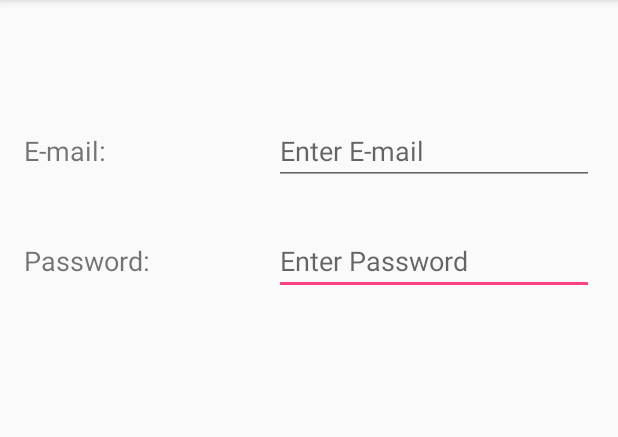
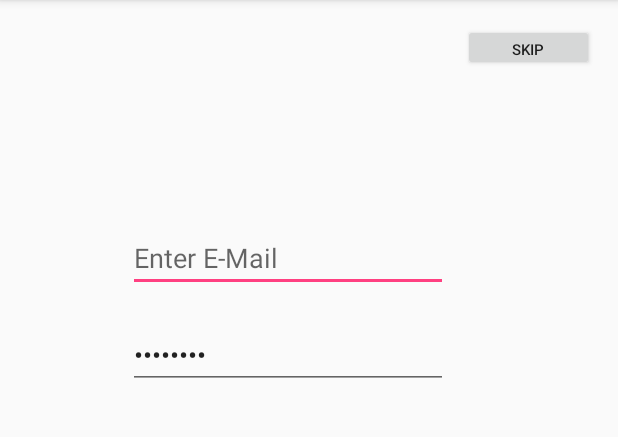
Before and after one commit to orkunsoylu/BringIt, an Android app: the screen it shows after launch (LoginActivity), on a phone screen of 412 x 824 dp, the part 84-521 px from its top. Run offline under Robolectric (Android 15) with nearby library versions, the phone set to English and light mode, and no system bars; our stand-ins replace Firebase (no records; nobody signed in at launch, a user with empty details on screens opened directly).

Commit message:
HomeActivity base and Login Activity

```diff
--- /dev/null
+++ b/app/src/main/java/com/example/orkunsoylu/bringit/HomeActivity.java
@@ -0,0 +1,98 @@
+package com.example.orkunsoylu.bringit;
+
+import android.content.Intent;
+import android.content.SharedPreferences;
+import android.support.annotation.NonNull;
+import android.support.v7.app.AppCompatActivity;
+import android.os.Bundle;
+import android.util.Log;
+import android.widget.Toast;
+
+import com.google.android.gms.tasks.OnCompleteListener;
+import com.google.android.gms.tasks.Task;
+import com.google.firebase.auth.AuthResult;
+import com.google.firebase.auth.FirebaseAuth;
+import com.google.firebase.auth.FirebaseUser;
+
+import static com.example.orkunsoylu.bringit.Constants.*;
+
+public class HomeActivity extends AppCompatActivity {
+    private FirebaseAuth mAuth;
+    private FirebaseAuth.AuthStateListener mAuthListener;
+    private static final String TAG = "HomeActivity";
+    @Override
+    protected void onCreate(Bundle savedInstanceState) {
+        super.onCreate(savedInstanceState);
+        setContentView(R.layout.activity_home);
+        boolean check = getIntent().getBooleanExtra("CHECK", false);
+        SharedPreferences preferences = getSharedPreferences(PREFERENCE_NAME, MODE_PRIVATE);
+        String usernameCheck = preferences.getString(PREFERENCE_USERNAME, null);
+        String passwordCheck = preferences.getString(PREFERENCE_PASSWORD, null);
+        if (!check) {
+            if (usernameCheck == null || passwordCheck == null) {
+                Intent intent = new Intent(HomeActivity.this, LoginActivity.class);
+                startActivityForResult(intent, ANSWER_REQUEST);
+            }
+        }
+        mAuth = FirebaseAuth.getInstance();
+        mAuthListener = new FirebaseAuth.AuthStateListener() {
+            @Override
+            public void onAuthStateChanged(@NonNull FirebaseAuth firebaseAuth) {
+                FirebaseUser user = firebaseAuth.getCurrentUser();
+                if (user != null) {
+                    // User is signed in
+                    Log.d(TAG, "onAuthStateChanged:signed_in:" + user.getUid());
+                } else {
+                    // User is signed out
+                    Log.d(TAG, "onAuthStateChanged:signed_out");
+                }
+                // ...
+            }
+        };
+    }
+
+    @Override
+    protected void onActivityResult(int requestCode, int resultCode, Intent data) {
+        if (requestCode == ANSWER_REQUEST) {
+            if (resultCode == RESULT_OK) {
+                String email = data.getStringExtra("EMAIL");
+                String password = data.getStringExtra("PASSWORD");
+                mAuth.signInWithEmailAndPassword(email, password)
+                        .addOnCompleteListener(this, new OnCompleteListener<AuthResult>() {
+                            @Override
+                            public void onComplete(@NonNull Task<AuthResult> task) {
+                                Log.d(TAG, "signInWithEmail:onComplete:" + task.isSuccessful());
+
+                                // If sign in fails, display a message to the user. If sign in succeeds
+                                // the auth state listener will be notified and logic to handle the
+                                // signed in user can be handled in the listener.
+                                if (!task.isSuccessful()) {
+                                    Log.w(TAG, "signInWithEmail:failed", task.getException());
+                                    Toast.makeText(HomeActivity.this, R.string.auth_failed,
+                                            Toast.LENGTH_SHORT).show();
+                                }
+
+                                // ...
+                            }
+                        });
+            }
+            if (resultCode == RESULT_CANCELED) {
+                //Guest View
+            }
+        }
+    }
+
+    @Override
+    public void onStart() {
+        super.onStart();
+        mAuth.addAuthStateListener(mAuthListener);
+    }
+
+    @Override
+    public void onStop() {
+        super.onStop();
+        if (mAuthListener != null) {
+            mAuth.removeAuthStateListener(mAuthListener);
+        }
+    }
+}
--- a/app/src/main/res/layout/activity_login.xml
+++ b/app/src/main/res/layout/activity_login.xml
@@ -1,58 +1,49 @@
 <?xml version="1.0" encoding="utf-8"?>
-<RelativeLayout xmlns:android="http://schemas.android.com/apk/res/android"
+<android.support.constraint.ConstraintLayout xmlns:android="http://schemas.android.com/apk/res/android"
+    xmlns:app="http://schemas.android.com/apk/res-auto"
     xmlns:tools="http://schemas.android.com/tools"
-    android:id="@+id/activity_login"
     android:layout_width="match_parent"
     android:layout_height="match_parent"
-    android:paddingBottom="@dimen/activity_vertical_margin"
-    android:paddingLeft="@dimen/activity_horizontal_margin"
-    android:paddingRight="@dimen/activity_horizontal_margin"
-    android:paddingTop="@dimen/activity_vertical_margin"
     tools:context="com.example.orkunsoylu.bringit.LoginActivity">
 
     <EditText
+        android:id="@+id/emailText"
+        android:layout_width="0dp"
+        android:layout_height="wrap_content"
+        android:layout_marginLeft="85dp"
+        android:layout_marginTop="149dp"
+        android:ems="10"
+        android:hint="Enter E-Mail"
+        android:imeOptions="actionNext"
+        android:inputType="textEmailAddress"
+        app:layout_constraintLeft_toLeftOf="parent"
+        app:layout_constraintTop_toTopOf="parent" />
+
+    <EditText
+        android:id="@+id/passwordText"
         android:layout_width="wrap_content"
         android:layout_height="wrap_content"
+        android:ems="10"
         android:inputType="textPassword"
-        android:ems="10"
-        android:layout_below="@+id/emailText"
-        android:layout_alignParentRight="true"
-        android:layout_alignParentEnd="true"
-        android:layout_marginTop="28dp"
-        android:id="@+id/passwordText"
-        android:hint="Enter Password" />
+        android:text="Password"
+        android:layout_marginRight="0dp"
+        android:imeOptions="actionDone"
+        app:layout_constraintRight_toRightOf="@+id/emailText"
+        android:layout_marginTop="19dp"
+        app:layout_constraintTop_toBottomOf="@+id/emailText"
+        android:layout_marginLeft="8dp"
+        app:layout_constraintLeft_toLeftOf="@+id/emailText"
+        app:layout_constraintHorizontal_bias="1.0" />
 
-    <EditText
-        android:layout_width="wrap_content"
-        android:layout_height="wrap_content"
-        android:inputType="textEmailAddress"
-        android:ems="10"
-        android:layout_marginTop="62dp"
-        android:id="@+id/emailText"
-        android:layout_alignParentTop="true"
-        android:layout_alignParentRight="true"
-        android:layout_alignParentEnd="true"
-        android:hint="Enter E-mail" />
-
-    <TextView
-        android:text="E-mail:"
-        android:layout_width="wrap_content"
-        android:layout_height="wrap_content"
-        android:id="@+id/emailLabel"
-        android:textSize="18sp"
-        android:layout_alignBaseline="@+id/emailText"
-        android:layout_alignBottom="@+id/emailText"
-        android:layout_alignParentLeft="true"
-        android:layout_alignParentStart="true" />
-
-    <TextView
-        android:text="Password:"
-        android:layout_width="wrap_content"
-        android:layout_height="wrap_content"
-        android:id="@+id/passwordLabel"
-        android:textSize="18sp"
-        android:layout_alignBaseline="@+id/passwordText"
-        android:layout_alignBottom="@+id/passwordText"
-        android:layout_alignParentLeft="true"
-        android:layout_alignParentStart="true" />
-</RelativeLayout>
+    <Button
+        android:id="@+id/skipButton"
+        android:layout_width="87dp"
+        android:layout_height="31dp"
+        android:text="Skip"
+        android:textSize="10sp"
+        android:onClick="skip"
+        app:layout_constraintTop_toTopOf="parent"
+        android:layout_marginTop="16dp"
+        android:layout_marginRight="16dp"
+        app:layout_constraintRight_toRightOf="parent" />
+</android.support.constraint.ConstraintLayout>
--- a/app/src/main/res/values/strings.xml
+++ b/app/src/main/res/values/strings.xml
@@ -1,3 +1,7 @@
 <resources>
     <string name="app_name">BringIt</string>
+
+    <!-- TODO: Remove or change this placeholder text -->
+    <string name="hello_blank_fragment">Hello blank fragment</string>
+    <string name="auth_failed">Sign-in failed</string>
 </resources>
```
Also changed, not shown: app/build.gradle (+12 -0 lines), app/src/main/AndroidManifest.xml (+6 -8 lines), app/src/main/java/com/example/orkunsoylu/bringit/Constants.java (added, +8 -0 lines), app/src/main/java/com/example/orkunsoylu/bringit/HomePageActivity.java (deleted, +0 -13 lines), app/src/main/java/com/example/orkunsoylu/bringit/LoginActivity.java (+34 -37 lines), app/src/main/java/com/example/orkunsoylu/bringit/User.java (+8 -68 lines), app/src/main/java/com/example/orkunsoylu/bringit/Wish.java (+12 -22 lines), app/src/main/java/com/example/orkunsoylu/bringit/membershipType.java (deleted, +0 -9 lines), app/src/main/res/layout/activity_home.xml (added, +9 -0 lines), app/src/main/res/layout/activity_home_page.xml (deleted, +0 -13 lines), 1 other file.
